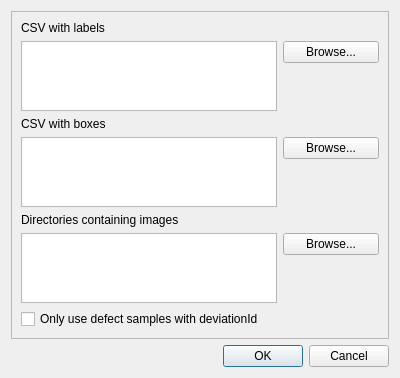
This is resources/ui/import_dialog.ui in antolu/aisi-joints as Qt 5 draws it before an edit. The edited form follows.
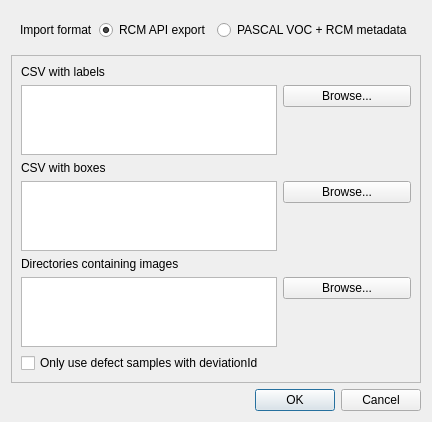
This is the edited form.

Commit message: add to UI import PASCAL VOC format dataset

The edit to the form file:
```diff
--- a/resources/ui/import_dialog.ui
+++ b/resources/ui/import_dialog.ui
@@ -7,13 +7,43 @@
     <x>0</x>
     <y>0</y>
     <width>400</width>
-    <height>292</height>
+    <height>372</height>
    </rect>
   </property>
   <property name="windowTitle">
    <string>Import from RCM API</string>
   </property>
   <layout class="QVBoxLayout" name="verticalLayout">
+   <item>
+    <widget class="QFrame" name="frame">
+     <layout class="QHBoxLayout" name="horizontalLayout">
+      <item>
+       <widget class="QLabel" name="label">
+        <property name="text">
+         <string>Import format</string>
+        </property>
+       </widget>
+      </item>
+      <item>
+       <widget class="QRadioButton" name="radioRcm">
+        <property name="text">
+         <string>RCM API export</string>
+        </property>
+        <property name="checked">
+         <bool>true</bool>
+        </property>
+       </widget>
+      </item>
+      <item>
+       <widget class="QRadioButton" name="radioPascal">
+        <property name="text">
+         <string>PASCAL VOC + RCM metadata</string>
+        </property>
+       </widget>
+      </item>
+     </layout>
+    </widget>
+   </item>
    <item>
     <widget class="QFrame" name="frame">
      <property name="frameShape">
@@ -23,58 +53,58 @@
       <enum>QFrame::Raised</enum>
      </property>
      <layout class="QFormLayout" name="formLayout">
-      <item row="0" column="0">
+      <item row="1" column="0">
        <widget class="QLabel" name="labelLabel">
         <property name="text">
          <string>CSV with labels</string>
         </property>
        </widget>
       </item>
-      <item row="1" column="0">
+      <item row="2" column="0">
        <widget class="QTextEdit" name="textLabel"/>
       </item>
-      <item row="1" column="1">
+      <item row="2" column="1">
        <widget class="QPushButton" name="buttonBrowseLabel">
         <property name="text">
          <string>Browse...</string>
         </property>
        </widget>
       </item>
-      <item row="2" column="0">
+      <item row="3" column="0">
        <widget class="QLabel" name="labelBox">
         <property name="text">
          <string>CSV with boxes</string>
         </property>
        </widget>
       </item>
-      <item row="3" column="0">
+      <item row="4" column="0">
        <widget class="QTextEdit" name="textBox"/>
       </item>
-      <item row="3" column="1">
+      <item row="4" column="1">
        <widget class="QPushButton" name="buttonBrowseBox">
         <property name="text">
          <string>Browse...</string>
         </property>
        </widget>
       </item>
-      <item row="4" column="0">
+      <item row="5" column="0">
        <widget class="QLabel" name="labelImg">
         <property name="text">
          <string>Directories containing images</string>
         </property>
        </widget>
       </item>
-      <item row="5" column="0">
+      <item row="6" column="0">
        <widget class="QTextEdit" name="textImg"/>
       </item>
-      <item row="5" column="1">
+      <item row="6" column="1">
        <widget class="QPushButton" name="buttonBrowseImg">
         <property name="text">
          <string>Browse...</string>
         </property>
        </widget>
       </item>
-      <item row="6" column="0">
+      <item row="7" column="0">
        <widget class="QCheckBox" name="checkDeviation">
         <property name="text">
          <string>Only use defect samples with deviationId</string>
```
The commit also changes 5 other files.
